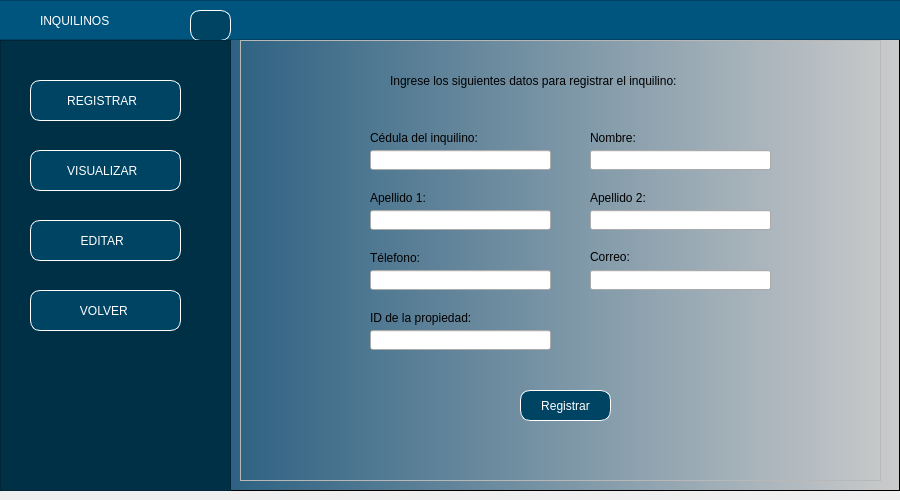
This is InterfazGrafica/ventanaRegistrarInquilino.ui in nicoArley/gestionPropiedades as Qt 5 draws it before an edit. The edited form follows.
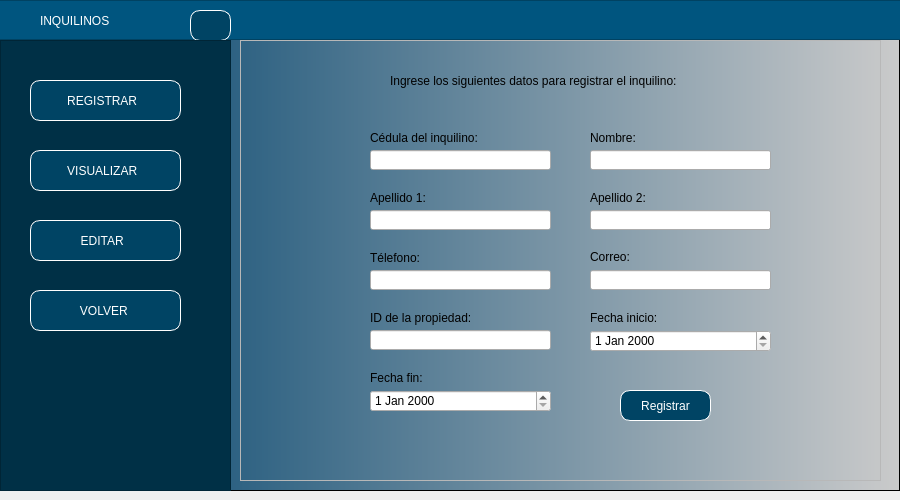
This is the edited form. Icons and pictures are not drawn.

Commit message: Agregar funcionalidad de registrar inquilino

```diff
--- a/InterfazGrafica/ventanaRegistrarInquilino.ui
+++ b/InterfazGrafica/ventanaRegistrarInquilino.ui
@@ -427,7 +427,7 @@
          <widget class="QPushButton" name="btnREGISTRAR">
           <property name="geometry">
            <rect>
-            <x>290</x>
+            <x>390</x>
             <y>350</y>
             <width>91</width>
             <height>31</height>
@@ -505,6 +505,60 @@
            <string>Télefono:</string>
           </property>
          </widget>
+         <widget class="QLabel" name="label_12">
+          <property name="geometry">
+           <rect>
+            <x>360</x>
+            <y>270</y>
+            <width>161</width>
+            <height>16</height>
+           </rect>
+          </property>
+          <property name="styleSheet">
+           <string notr="true">font: 9pt &quot;Arial&quot;;
+</string>
+          </property>
+          <property name="text">
+           <string>Fecha inicio:</string>
+          </property>
+         </widget>
+         <widget class="QDateEdit" name="dateEdit">
+          <property name="geometry">
+           <rect>
+            <x>360</x>
+            <y>290</y>
+            <width>181</width>
+            <height>22</height>
+           </rect>
+          </property>
+         </widget>
+         <widget class="QLabel" name="label_13">
+          <property name="geometry">
+           <rect>
+            <x>140</x>
+            <y>330</y>
+            <width>161</width>
+            <height>16</height>
+           </rect>
+          </property>
+          <property name="styleSheet">
+           <string notr="true">font: 9pt &quot;Arial&quot;;
+</string>
+          </property>
+          <property name="text">
+           <string>Fecha fin:</string>
+          </property>
+         </widget>
+         <widget class="QDateEdit" name="dateEdit_2">
+          <property name="geometry">
+           <rect>
+            <x>140</x>
+            <y>350</y>
+            <width>181</width>
+            <height>22</height>
+           </rect>
+          </property>
+         </widget>
         </widget>
        </widget>
       </widget>
```
The commit also changes 2 other files.
